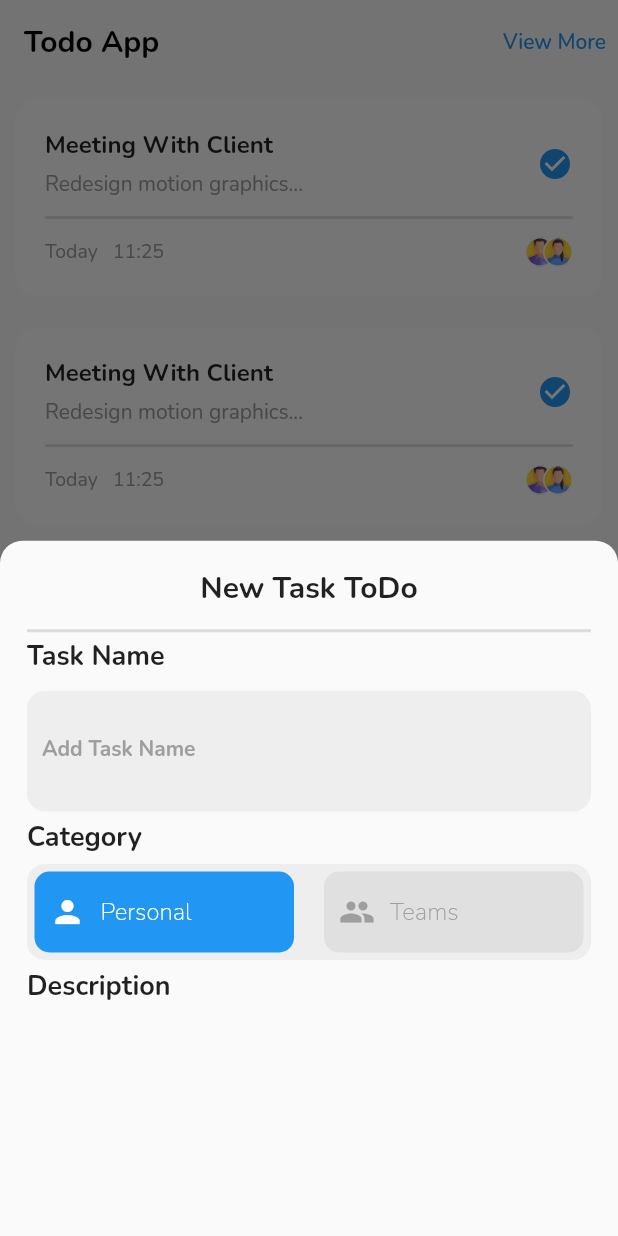
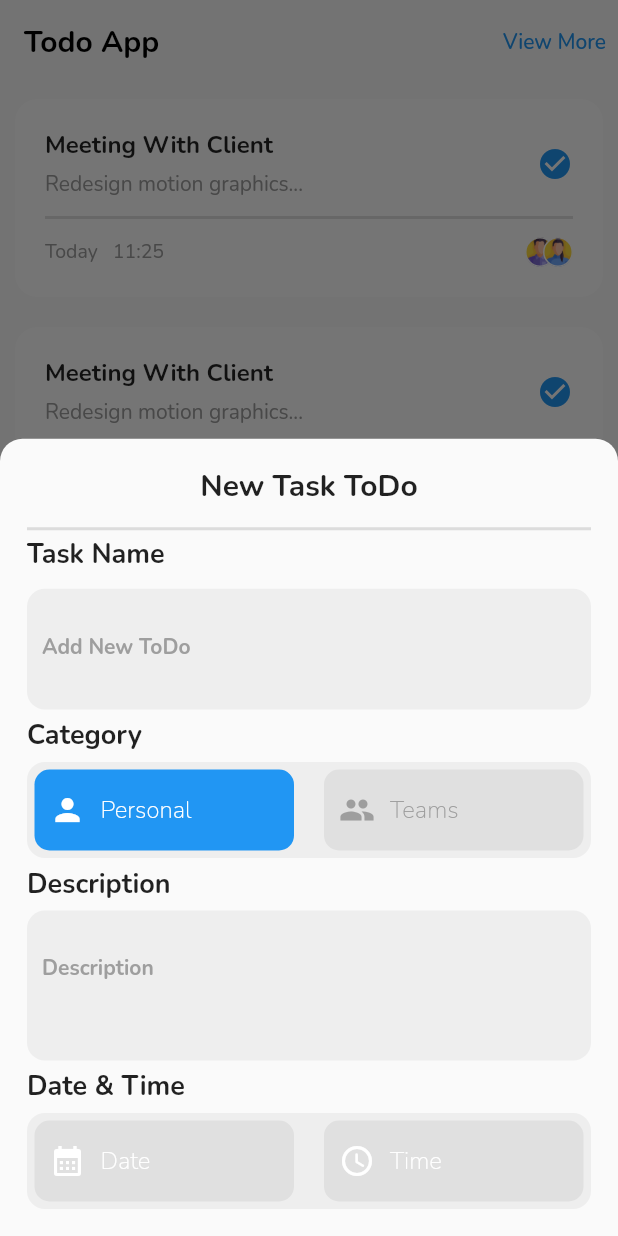
Before and after one commit to Naawaal/TodoApp, a Flutter app: the screen it shows after launch, after a tap on "Create New", on a phone screen of 412 x 824 dp. Run offline on Flutter 3.47's test engine with Material 2 defaults, Android fonts, the phone set to English and light mode, and no system bars; our stand-ins replace flutter_keyboard_visibility, google_fonts.

Commit message:
Third Commit

```diff
--- a/lib/screen/homescreen.dart
+++ b/lib/screen/homescreen.dart
@@ -17,7 +17,9 @@ class HomeScreen extends StatelessWidget {
               color: Colors.black, fontSize: 20, fontWeight: FontWeight.bold),
         ),
         backgroundColor: Colors.transparent,
-        actions: [TextButton(onPressed: () {}, child: const Text('View More'))],
+        actions: [
+          TextButton(onPressed: () {}, child: const Text('View More')),
+        ],
       ),
       body: const TodoList(),
       bottomNavigationBar: Padding(
@@ -27,6 +29,7 @@ class HomeScreen extends StatelessWidget {
             onPressed: () {
               showModalBottomSheet(
                   context: context,
+                  isScrollControlled: true,
                   shape: const RoundedRectangleBorder(
                     borderRadius: BorderRadius.only(
                         topLeft: Radius.circular(15),
--- a/lib/widget/bottomsheet.dart
+++ b/lib/widget/bottomsheet.dart
@@ -1,16 +1,27 @@
 import 'package:flutter/material.dart';
+import 'package:flutter_keyboard_visibility/flutter_keyboard_visibility.dart';
+import 'package:todoapp/widget/date_time.dart';
 import 'package:todoapp/widget/todo_category.dart';
 import 'package:todoapp/widget/todo_textformfield.dart';
 
-class TodoBottomSheet extends StatelessWidget {
+class TodoBottomSheet extends StatefulWidget {
   const TodoBottomSheet({super.key});
 
   @override
+  State<TodoBottomSheet> createState() => _TodoBottomSheetState();
+}
+
+class _TodoBottomSheetState extends State<TodoBottomSheet> {
+  @override
   Widget build(BuildContext context) {
-    return Padding(
+    return KeyboardVisibilityBuilder(builder: (context, visibility) {
+      return SizedBox(
+        height: visibility ? 700 : null,
+        child: Padding(
           padding: const EdgeInsets.all(18),
           child: Column(
             crossAxisAlignment: CrossAxisAlignment.start,
+            mainAxisSize: MainAxisSize.min,
             children: [
               Row(
                 mainAxisAlignment: MainAxisAlignment.center,
@@ -44,7 +55,9 @@ class TodoBottomSheet extends StatelessWidget {
                   SizedBox(
                     height: 10,
                   ),
-              TodoTextFormField(),
+                  TodoTextFormField(
+                    label: 'Add New ToDo',
+                  ),
                   SizedBox(
                     height: 5,
                   ),
@@ -69,10 +82,32 @@ class TodoBottomSheet extends StatelessWidget {
                       fontWeight: FontWeight.bold,
                     ),
                   ),
+                  SizedBox(
+                    height: 5,
+                  ),
+                  SizedBox(
+                    height: 100,
+                    child: TodoTextFormField(
+                      label: 'Description',
+                    ),
+                  ),
+                  SizedBox(
+                    height: 5,
+                  ),
+                  Text(
+                    'Date & Time',
+                    style: TextStyle(
+                      fontSize: 18,
+                      fontWeight: FontWeight.bold,
+                    ),
+                  ),
+                  TodoDateTime(),
                 ],
               ),
             ],
           ),
+        ),
       );
+    });
   }
 }
--- /dev/null
+++ b/lib/widget/date_time.dart
@@ -0,0 +1,105 @@
+import 'package:flutter/material.dart';
+
+class TodoDateTime extends StatefulWidget {
+  const TodoDateTime({super.key});
+
+  @override
+  State<TodoDateTime> createState() => _DateTimeState();
+}
+
+class _DateTimeState extends State<TodoDateTime> {
+  DateTime? _selectedDate;
+  TimeOfDay? _selectedTime;
+  @override
+  Widget build(BuildContext context) {
+    final currentDate = DateTime.now();
+    final firstDate = currentDate.subtract(const Duration(days: 3650));
+    final lastDate = currentDate.add(const Duration(days: 700));
+
+    final time = TimeOfDay.now();
+
+    return Container(
+      margin: const EdgeInsets.only(top: 5),
+      padding: const EdgeInsets.symmetric(horizontal: 5, vertical: 5),
+      decoration: BoxDecoration(
+        color: Colors.grey.shade200,
+        borderRadius: BorderRadius.circular(12),
+      ),
+      child: Row(mainAxisAlignment: MainAxisAlignment.spaceBetween, children: [
+        Expanded(
+          child: _itemBuilder(
+            value: _selectedDate == null
+                ? 'Date'
+                : '${_selectedDate?.year}/${_selectedDate?.month}/${_selectedDate?.day}',
+            icon: const Icon(
+              Icons.calendar_month,
+              color: Colors.white,
+            ),
+            onPressed: () async {
+              final pickDate = await showDatePicker(
+                  context: context,
+                  initialDate: currentDate,
+                  firstDate: firstDate,
+                  lastDate: lastDate);
+              setState(() {
+                _selectedDate = pickDate;
+              });
+            },
+          ),
+        ),
+        const SizedBox(
+          width: 20,
+        ),
+        Expanded(
+          child: _itemBuilder(
+            value: _selectedTime == null
+                ? 'Time'
+                : '${_selectedTime?.hour}/${_selectedTime?.minute}',
+            icon: const Icon(
+              Icons.access_time_rounded,
+              color: Colors.white,
+            ),
+            onPressed: () async {
+              final pickTime =
+                  await showTimePicker(context: context, initialTime: time);
+              setState(() {
+                _selectedTime = pickTime;
+              });
+            },
+          ),
+        ),
+      ]),
+    );
+  }
+
+  Widget _itemBuilder({
+    required final String value,
+    required Icon icon,
+    required final Function()? onPressed,
+  }) {
+    return GestureDetector(
+      onTap: onPressed,
+      child: Container(
+        padding: const EdgeInsets.symmetric(horizontal: 10, vertical: 15),
+        decoration: BoxDecoration(
+          color: Colors.grey.shade300,
+          borderRadius: BorderRadius.circular(10),
+        ),
+        child: Row(children: [
+          icon,
+          const SizedBox(
+            width: 10,
+          ),
+          Text(
+            value,
+            style: const TextStyle(
+              fontSize: 16,
+              fontWeight: FontWeight.w100,
+              color: Colors.white,
+            ),
+          ),
+        ]),
+      ),
+    );
+  }
+}
--- a/lib/widget/todo_textformfield.dart
+++ b/lib/widget/todo_textformfield.dart
@@ -1,7 +1,8 @@
 import 'package:flutter/material.dart';
 
 class TodoTextFormField extends StatelessWidget {
-  const TodoTextFormField({super.key});
+  final String label;
+  const TodoTextFormField({super.key, required this.label});
 
   @override
   Widget build(BuildContext context) {
@@ -13,7 +14,7 @@ class TodoTextFormField extends StatelessWidget {
         autocorrect: true,
         decoration: InputDecoration(
             border: InputBorder.none,
-            labelText: 'Add Task Name',
+            labelText: label,
             labelStyle: TextStyle(
               fontSize: 14,
               fontWeight: FontWeight.bold,
--- a/pubspec.yaml
+++ b/pubspec.yaml
@@ -37,6 +37,7 @@ dependencies:
   # Use with the CupertinoIcons class for iOS style icons.
   cupertino_icons: ^1.0.2
   google_fonts: ^3.0.1
+  flutter_keyboard_visibility: ^5.4.0
 
 dev_dependencies:
   flutter_test:
```
Also changed, not shown: pubspec.lock. Lines whose indentation alone changed are shown as unchanged.
